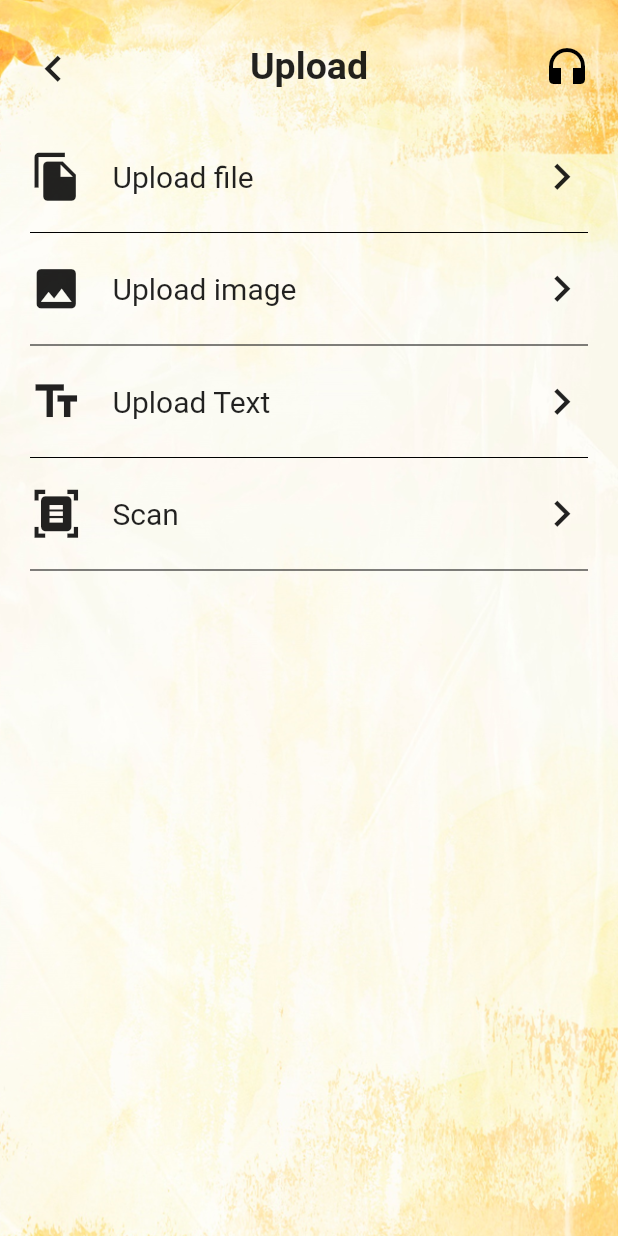
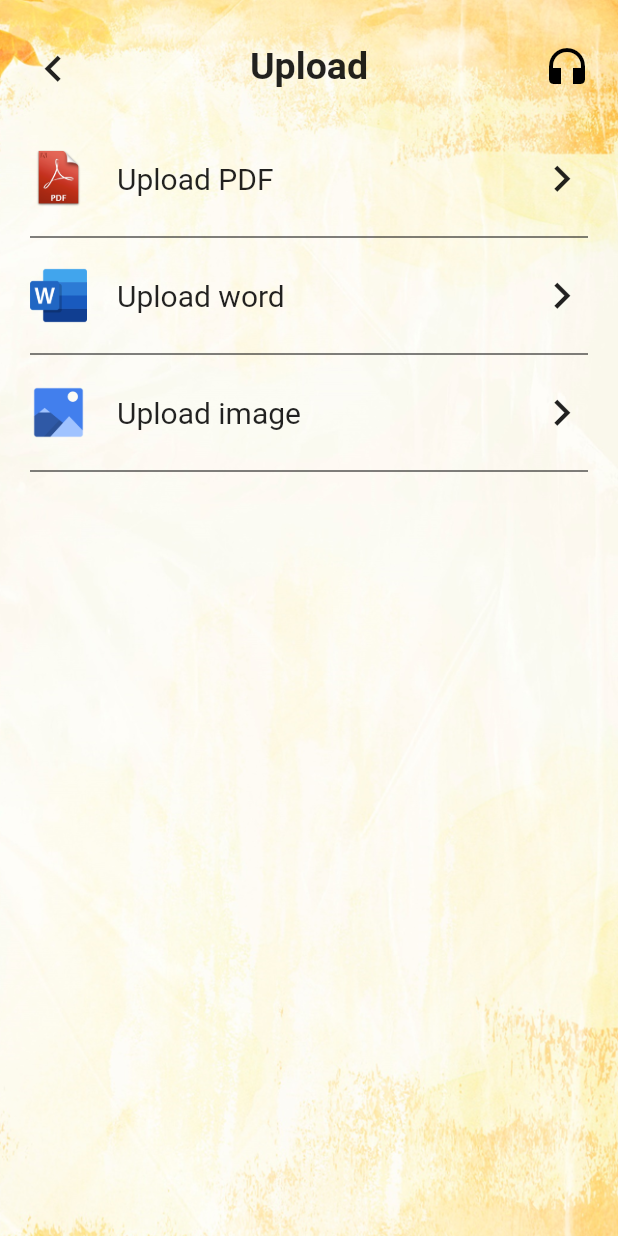
Before and after one commit to ooishikoon/FYP, a Flutter app: the screen it shows after launch, after a tap on "Upload", on a phone screen of 412 x 824 dp. Run offline on Flutter 3.47's test engine with Material 2 defaults, Android fonts, the phone set to English and light mode, and no system bars; our stand-ins replace file_picker, flutter_otp_text_field, flutter_tts, fluttertoast, google_fonts, shared_preferences; missing offline and left inert: email_otp, ndialog, tutorial_coach_mark; Roboto replaces fonts that are missing (Oxygen).

Commit message:
update upload screen

```diff
--- a/ttw_mobile/lib/view/uploadscreen.dart
+++ b/ttw_mobile/lib/view/uploadscreen.dart
@@ -1,7 +1,10 @@
+import 'dart:io';
+import 'package:file_picker/file_picker.dart';
 import 'package:flutter/material.dart';
 import 'package:flutter_tts/flutter_tts.dart';
 import '../model/user.dart';
 import 'mainscreen.dart';
+import 'package:http/http.dart' as http;
 
 User user = User();
 
@@ -22,6 +25,8 @@ class _UploadScreenState extends State<UploadScreen> {
 
   final FlutterTts flutterTts = FlutterTts();
   final TextEditingController textEditingController = TextEditingController();
+
+  File file = File("");
 
   void clearText() {
     textEditingController.clear();
@@ -94,23 +99,32 @@ class _UploadScreenState extends State<UploadScreen> {
   Widget buildContext() => ListView(
           padding: const EdgeInsets.fromLTRB(0, 40, 10, 0),
           shrinkWrap: true,
-          children: [
-            Row(
+          children: <Widget>[
+            GestureDetector(
+              // onTap: pickImage,
+              child: Row(
                 mainAxisAlignment: MainAxisAlignment.spaceBetween,
                 children: [
                   Padding(
                     padding: const EdgeInsets.fromLTRB(0, 10, 0, 10),
                     child: Row(
                       children: const [
-                      Icon(
-                        Icons.file_copy,
-                        size: 35,
+                        SizedBox(
+                          height: 38,
+                          child: SizedBox(
+                            child: ClipRRect(
+                              child: Image(
+                                image: AssetImage('assets/images/pdf_icon.png'),
+                                fit: BoxFit.fill,
+                              ),
+                            ),
+                          ),
                         ),
                         SizedBox(
                           width: 20,
                         ),
                         Text(
-                        "Upload file",
+                          "Upload PDF",
                           style: TextStyle(
                             fontSize: 20,
                           ),
@@ -124,20 +138,75 @@ class _UploadScreenState extends State<UploadScreen> {
                   ),
                 ],
               ),
+            ),
             const Divider(
               height: 20,
               color: Colors.black,
             ),
-            Row(
+            GestureDetector(
+              onTap: pickFile,
+              child: Row(
                 mainAxisAlignment: MainAxisAlignment.spaceBetween,
                 children: [
                   Padding(
                     padding: const EdgeInsets.fromLTRB(0, 10, 0, 10),
                     child: Row(
                       children: const [
-                      Icon(
-                        Icons.image,
+                        SizedBox(
+                          height: 38,
+                          child: SizedBox(
+                            child: ClipRRect(
+                              child: Image(
+                                image:
+                                    AssetImage('assets/images/word_icon.png'),
+                                fit: BoxFit.fill,
+                              ),
+                            ),
+                          ),
+                        ),
+                        SizedBox(
+                          width: 20,
+                        ),
+                        Text(
+                          "Upload word",
+                          style: TextStyle(
+                            fontSize: 20,
+                          ),
+                        ),
+                      ],
+                    ),
+                  ),
+                  const Icon(
+                    Icons.keyboard_arrow_right,
                     size: 35,
+                  ),
+                ],
+              ),
+            ),
+            const Divider(
+              height: 20,
+              color: Colors.black,
+            ),
+            GestureDetector(
+              onTap: pickImage,
+              child: Row(
+                mainAxisAlignment: MainAxisAlignment.spaceBetween,
+                children: [
+                  Padding(
+                    padding: const EdgeInsets.fromLTRB(0, 10, 0, 10),
+                    child: Row(
+                      children: const [
+                        SizedBox(
+                          height: 38,
+                          child: SizedBox(
+                            child: ClipRRect(
+                              child: Image(
+                                image:
+                                    AssetImage('assets/images/image_icon.png'),
+                                fit: BoxFit.fill,
+                              ),
+                            ),
+                          ),
                         ),
                         SizedBox(
                           width: 20,
@@ -157,75 +226,26 @@ class _UploadScreenState extends State<UploadScreen> {
                   ),
                 ],
               ),
-            const Divider(
-              height: 20,
-              color: Colors.black,
-            ),
-            Row(
-              mainAxisAlignment: MainAxisAlignment.spaceBetween,
-              children: [
-                Padding(
-                  padding: const EdgeInsets.fromLTRB(0, 10, 0, 10),
-                  child: Row(
-                    children: const [
-                      Icon(
-                        Icons.text_fields,
-                        size: 35,
-                      ),
-                      SizedBox(
-                        width: 20,
-                      ),
-                      Text(
-                        "Upload Text",
-                        style: TextStyle(
-                          fontSize: 20,
-                        ),
-                      ),
-                    ],
-                  ),
-                ),
-                const Icon(
-                  Icons.keyboard_arrow_right,
-                  size: 35,
-                ),
-              ],
             ),
             const Divider(
               height: 20,
               color: Colors.black,
             ),
-            Row(
-              mainAxisAlignment: MainAxisAlignment.spaceBetween,
-              children: [
-                Padding(
-                  padding: const EdgeInsets.fromLTRB(0, 10, 0, 10),
-                  child: Row(
-                    children: const [
-                      Icon(
-                        Icons.document_scanner,
-                        size: 35,
-                      ),
-                      SizedBox(
-                        width: 20,
-                      ),
-                      Text(
-                        "Scan",
-                        style: TextStyle(
-                          fontSize: 20,
-                        ),
-                      ),
-                    ],
-                  ),
-                ),
-                const Icon(
-                  Icons.keyboard_arrow_right,
-                  size: 35,
-                ),
-              ],
-            ),
-            const Divider(
-              height: 20,
-              color: Colors.black,
-            ),
+            // Image.file(file),
           ]);
+
+  void pickFile() async {
+    FilePickerResult? result =
+        await FilePicker.platform.pickFiles(type: FileType.any);
   }
+
+  void pickImage() async {
+    FilePickerResult? result =
+        await FilePicker.platform.pickFiles(type: FileType.image);
+    if (result != null) {
+      setState(() {
+        file = File(result.files.single.path ?? "");
+      });
+    }
+  }
+}
--- a/ttw_mobile/pubspec.yaml
+++ b/ttw_mobile/pubspec.yaml
@@ -41,6 +41,7 @@ dependencies:
   flutter_otp_text_field: ^1.1.0+2
   email_otp: ^2.0.1
   tutorial_coach_mark: ^1.2.8
+  file_picker: ^5.2.11
   flutter:
     sdk: flutter
 
```
Also changed, not shown: ttw_mobile/assets/images/image_icon.png (added), ttw_mobile/assets/images/pdf_icon.png (added), ttw_mobile/assets/images/word_icon.png (added), ttw_mobile/pubspec.lock. Lines whose indentation alone changed are shown as unchanged.
